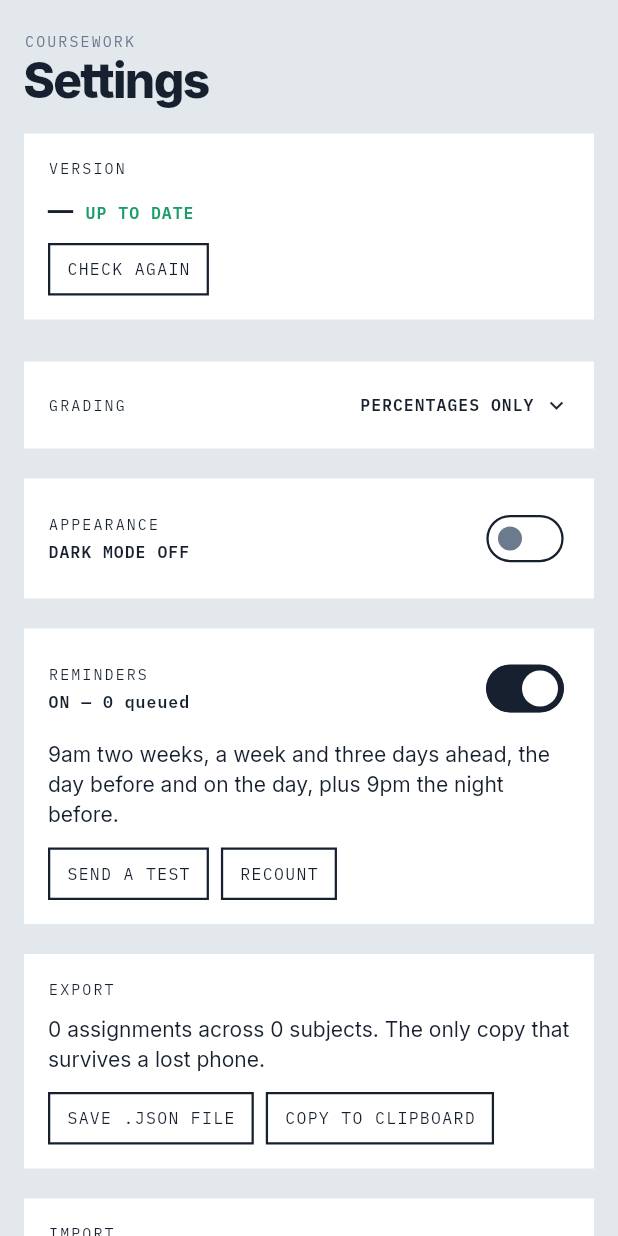
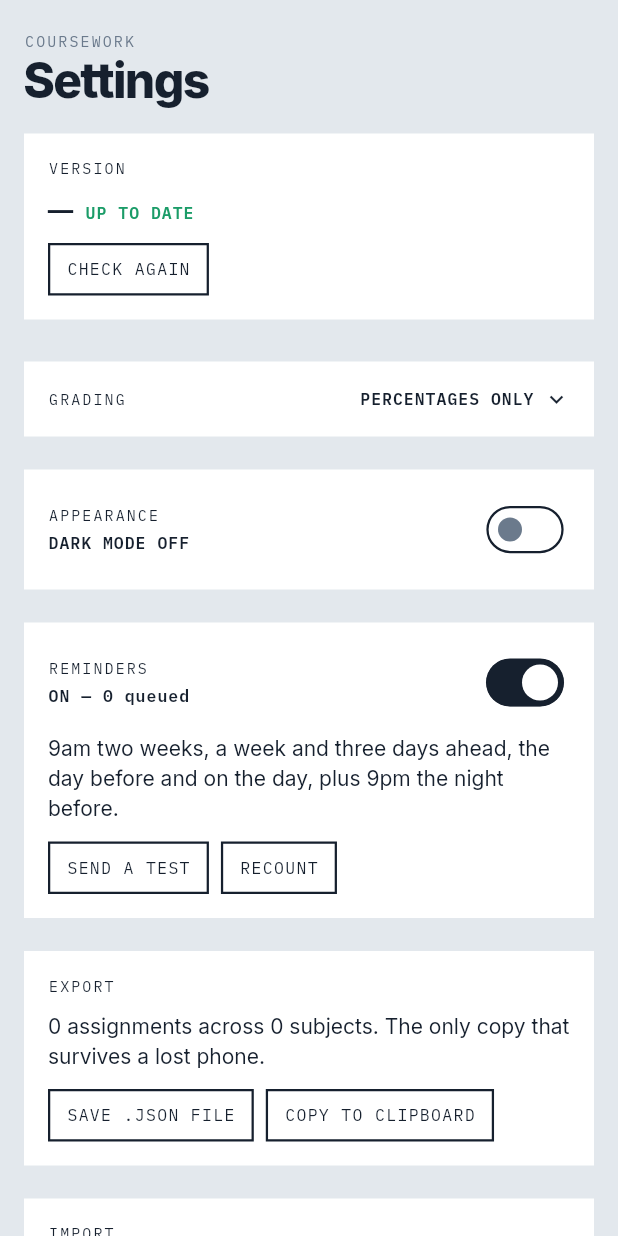
Before and after one commit to aaqilmodak29/Whats-Due-, a Flutter app: the SettingsPage widget shown alone on an empty page, opened directly with empty values, on a phone screen of 412 x 824 dp. Run offline on Flutter 3.47's test engine with Material 3 defaults, Android fonts, the phone set to English and light mode, and no system bars; our stand-ins replace flutter_local_notifications, flutter_timezone, open_filex, package_info_plus, shared_preferences, timezone; missing offline and left inert: file_saver, home_widget; accounts and stored records are empty; network calls fail.

Commit message:
Settings r9: Grading card inset matches the other cards (title 16px in), so it starts 28px from the top on 19; card gap 22 keeps Export clear of the nav on 18 and 19

```diff
--- a/app/lib/ui/backup_page.dart
+++ b/app/lib/ui/backup_page.dart
@@ -378,10 +378,10 @@ class SettingsSection extends StatelessWidget {
 
   /// Between one settings card and the next: one even step all the way
   /// down, since 12 inside a group and 28 between groups read as uneven
-  /// gaps rather than as groups. At 20 the Export card on the opening screen
+  /// gaps rather than as groups. At 22 the Export card on the opening screen
   /// (and with Grading open) ends clear of the nav bar and Import starts
   /// wholly under it, so no card is cut by the bar.
-  static const cardGap = 20.0;
+  static const cardGap = 22.0;
 
   /// Under the Version card only, which is a status rather than a setting.
   /// Wide enough that Grading, scrolled to the top of the screen, has only
--- a/app/lib/ui/settings_page.dart
+++ b/app/lib/ui/settings_page.dart
@@ -35,8 +35,12 @@ class SettingsPage extends StatelessWidget {
       // Grading has a card to itself: opened, its switch and band list are
       // one group, and Appearance sharing the card made three unrelated
       // groups at one weight.
+      // 4px less inset top and bottom than the other cards: Grading's header
+      // row carries 4px of tap padding of its own, so this puts its title
+      // the same 16px in from the card's edge as every other title. Its card
+      // also starts 4px lower when scrolled to the top of the screen.
       Surface(
-        padding: SettingsSection.padding,
+        padding: SettingsSection.padding.copyWith(top: 12, bottom: 12),
         child: GradingSection(store: store),
       ),
       const SizedBox(height: SettingsSection.cardGap),
```
